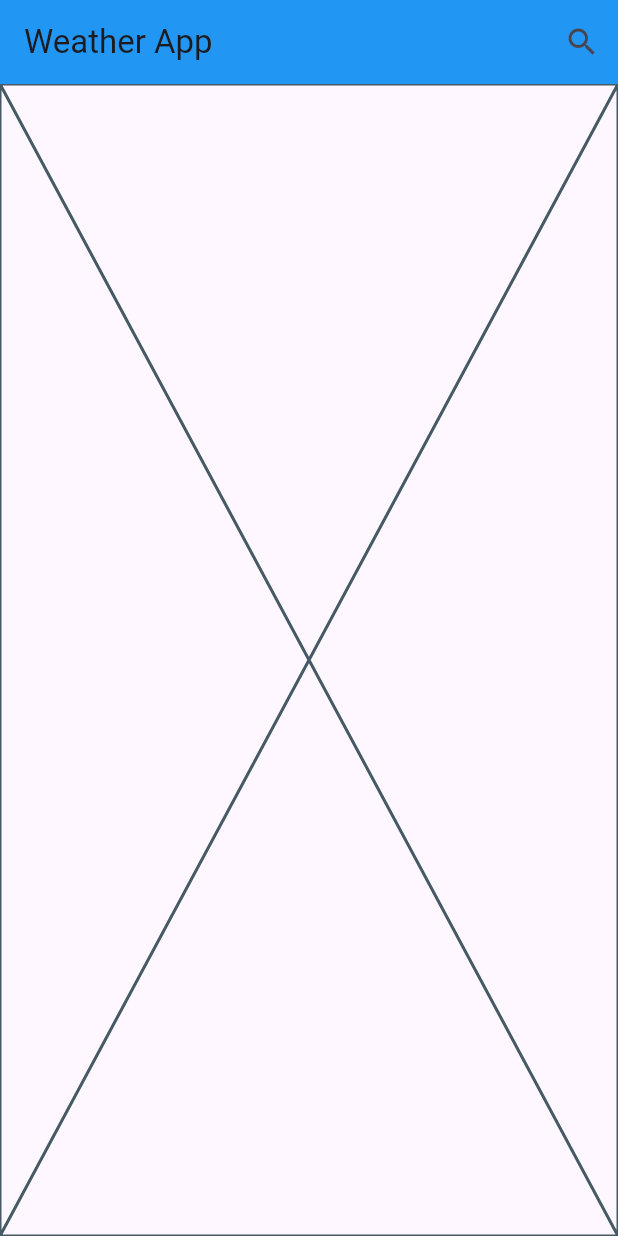
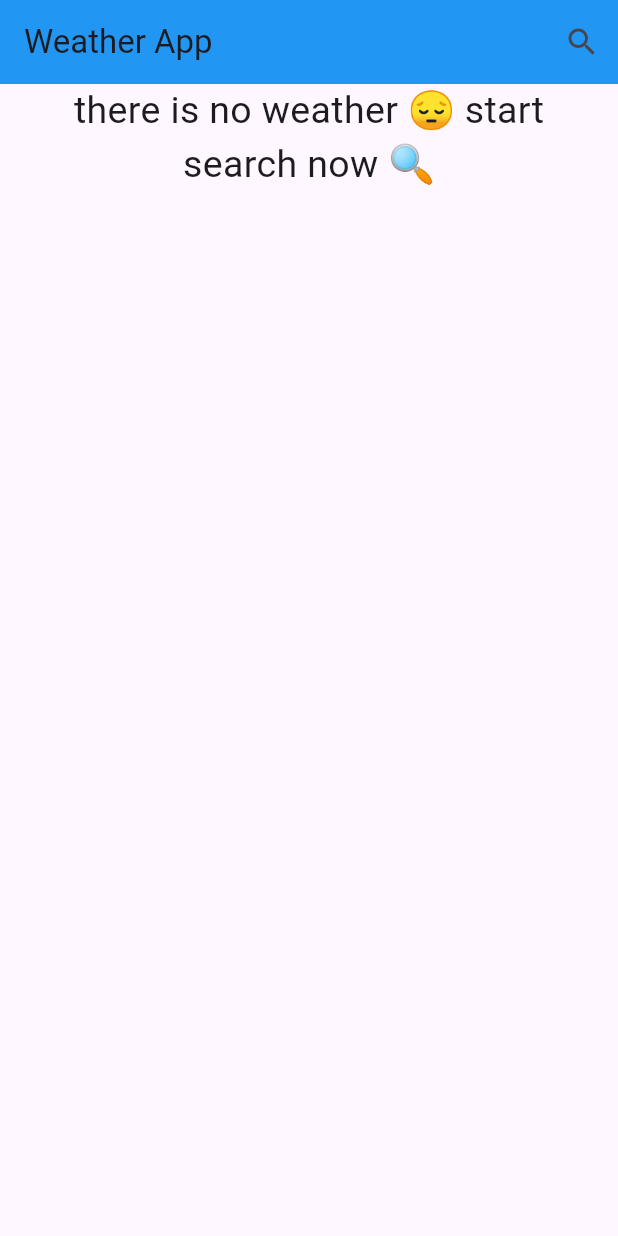
Before and after one commit to Ghada-Mohamed-Khalaf/weather_app, a Flutter app: the screen it shows after launch, on a phone screen of 412 x 824 dp. Run offline on Flutter 3.47's test engine with Material 3 defaults, Android fonts, the phone set to English and light mode, and no system bars; our stand-ins replace bloc, dio.

Commit message:
create noWeatherBody

```diff
--- a/lib/widgets/no_weather_body.dart
+++ b/lib/widgets/no_weather_body.dart
@@ -5,6 +5,16 @@ class NoWeatherBody extends StatelessWidget {
 
   @override
   Widget build(BuildContext context) {
-    return const Placeholder();
+    return const Padding(padding: EdgeInsets.symmetric(horizontal: 16,),
+      child :Center(
+      child: Column(
+        children: [
+          Text("there is no weather 😔 start",style: TextStyle(fontSize: 25),),
+          Text("search now 🔍",style: TextStyle(fontSize: 25),),
+        ],
+
+      ),
+    ),
+    );
   }
 }
```
